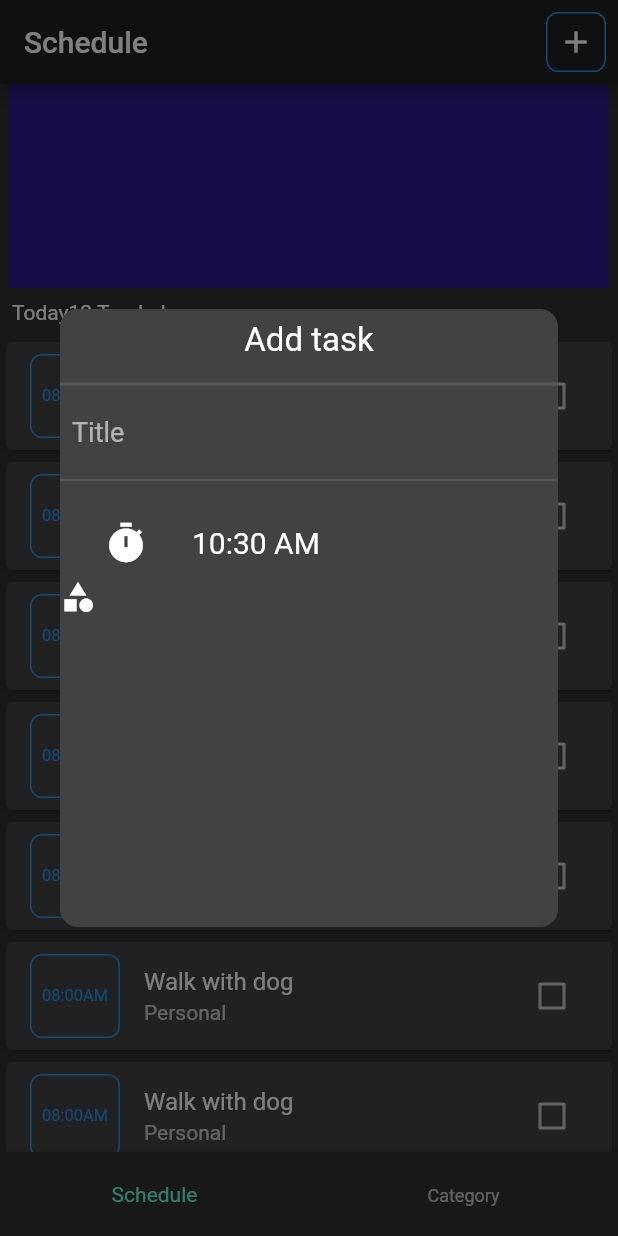
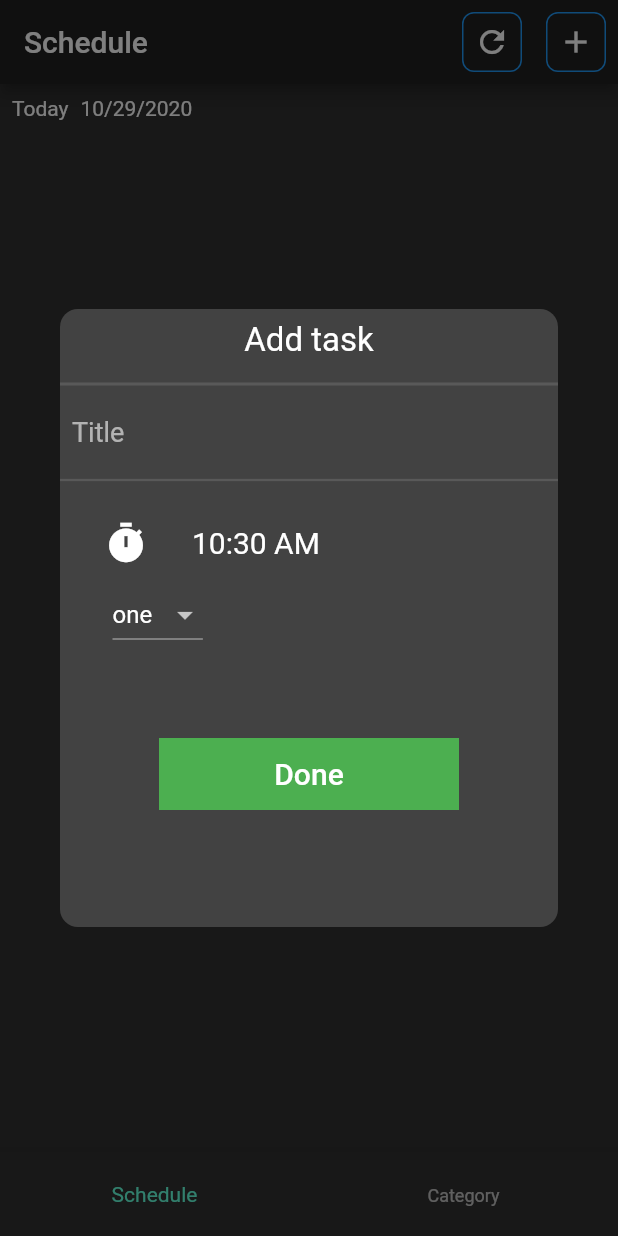
Before and after one commit to austinevick/todo-app, a Flutter app: the screen it shows after launch, after a tap on the "add" icon, on a phone screen of 412 x 824 dp. Run offline on Flutter 3.47's test engine with Material 2 defaults, Android fonts, the phone set to English and light mode, and no system bars; drawn by our look-alikes of liquid_pull_to_refresh; our stand-ins replace sqflite, table_calendar; missing offline and left inert: random_color; accounts and stored records are empty.

Commit message:
updated home screen

```diff
--- a/lib/database/task_database.dart
+++ b/lib/database/task_database.dart
@@ -11,6 +11,7 @@ class TaskDatabaseHelper {
   static const String TABLE = 'task';
   static const String DATE = 'date';
   static const String CATEGORIES = 'categories';
+  static const String COMPLETED = 'completed';
   static const String DB_NAME = 'task.db';
 
   Future<Database> get db async {
@@ -29,7 +30,7 @@ class TaskDatabaseHelper {
 
   createDatabase(Database db, int version) async {
     await db.execute(
-        'CREATE TABLE $TABLE ($ID INTEGER PRIMARY KEY, $TITLE TEXT, $CATEGORIES TEXT,$DATE TEXT)');
+        'CREATE TABLE $TABLE ($ID INTEGER PRIMARY KEY, $TITLE TEXT, $CATEGORIES TEXT,$DATE TEXT, $COMPLETED INTEGER)');
   }
 
   Future<Task> saveTask(Task task) async {
@@ -45,7 +46,7 @@ class TaskDatabaseHelper {
     var dbClient = await db;
     List<Map> maps = await dbClient.query(
       TABLE,
-      columns: [ID, TITLE, DATE, CATEGORIES],
+      columns: [ID, TITLE, DATE, CATEGORIES, COMPLETED],
     );
     List<Task> taskList = [];
     if (maps != null) {
--- a/lib/models/task.dart
+++ b/lib/models/task.dart
@@ -20,7 +20,7 @@ class Task {
         title: map['title'],
         date: map['date'],
         categories: map['categories'],
-        complete: map['complete']);
+        complete: map['completed']);
   }
 
   Map<String, dynamic> toMap() {
@@ -29,7 +29,7 @@ class Task {
       'title': this.title,
       'categories': this.categories,
       'date': this.date,
-      'complete': this.complete
+      'completed': this.complete
     };
   }
 
--- a/lib/provider/task_provider.dart
+++ b/lib/provider/task_provider.dart
@@ -5,16 +5,18 @@ import 'package:todo_app/models/task.dart';
 
 class TaskProvider extends ChangeNotifier {
   final TaskDatabaseHelper databaseHelper = new TaskDatabaseHelper();
-  List<Task> _taskList = [];
-  List<Task> get taskList => _taskList;
+  List<Task> taskList = [];
+
+  fetchTask() {
+    Future<List<Task>> tasks = databaseHelper.getTasks();
+    tasks.then((task) {
+      taskList = task;
+      notifyListeners();
+    });
+  }
 
   void addTask(Task task) {
     databaseHelper.saveTask(task);
     notifyListeners();
   }
-
-  void getTask() {
-    databaseHelper.getTasks();
-    notifyListeners();
-  }
 }
--- a/lib/screens/add_task_screen.dart
+++ b/lib/screens/add_task_screen.dart
@@ -1,4 +1,7 @@
 import 'package:flutter/material.dart';
+import 'package:provider/provider.dart';
+import 'package:todo_app/models/task.dart';
+import 'package:todo_app/provider/task_provider.dart';
 
 class AddTaskScreen extends StatefulWidget {
   @override
@@ -8,6 +11,8 @@ class AddTaskScreen extends StatefulWidget {
 class _AddTaskScreenState extends State<AddTaskScreen> {
   final titleController = new TextEditingController();
   var currentTime = TimeOfDay.now();
+  var items = ['one', 'two', 'three'];
+  String initialValue = 'one';
   @override
   Widget build(BuildContext context) {
     return Dialog(
@@ -16,7 +21,8 @@ class _AddTaskScreenState extends State<AddTaskScreen> {
         borderRadius: BorderRadius.circular(12),
       ),
       elevation: 0,
-      child: Container(
+      child: Consumer<TaskProvider>(
+        builder: (context, tasks, child) => Container(
           height: MediaQuery.of(context).size.height / 2,
           child: SingleChildScrollView(
             child: Column(
@@ -79,16 +85,50 @@ class _AddTaskScreenState extends State<AddTaskScreen> {
                     ),
                   ],
                 ),
-              Row(
-                children: [Icon(Icons.category)],
+                Padding(
+                  padding: const EdgeInsets.only(left: 35),
+                  child: Align(
+                    alignment: Alignment.centerLeft,
+                    child: DropdownButton(
+                        value: initialValue,
+                        items: items
+                            .map((e) =>
+                                DropdownMenuItem(value: e, child: Text(e)))
+                            .toList(),
+                        onChanged: (value) {
+                          setState(() => initialValue = value);
+                        }),
+                  ),
+                ),
+                SizedBox(
+                  height: 50,
                 ),
                 ButtonBar(
                   buttonHeight: 45,
                   buttonMinWidth: 115,
                   alignment: MainAxisAlignment.spaceEvenly,
-                children: <Widget>[],
+                  children: <Widget>[
+                    Container(
+                        color: Colors.green,
+                        width: 200,
+                        child: FlatButton(
+                            onPressed: () {
+                              Navigator.of(context).pop();
+                              Task task = new Task(
+                                  title: titleController.text,
+                                  date: currentTime.format(context).toString());
+                              task.complete = 0;
+                              tasks.addTask(task);
+                              print(task);
+                            },
+                            child: Text(
+                              'Done',
+                              style: TextStyle(fontSize: 20),
+                            )))
+                  ],
                 ),
               ],
+            ),
           ),
         ),
       ),
--- a/lib/screens/home_screen.dart
+++ b/lib/screens/home_screen.dart
@@ -1,17 +1,33 @@
 import 'package:flutter/material.dart';
+import 'package:intl/intl.dart';
+import 'package:liquid_pull_to_refresh/liquid_pull_to_refresh.dart';
+import 'package:provider/provider.dart';
 import 'package:table_calendar/table_calendar.dart';
+import 'package:todo_app/provider/task_provider.dart';
 import 'package:todo_app/screens/add_task_screen.dart';
 import 'package:todo_app/widgets/add_button.dart';
 
-class HomeScreen extends StatelessWidget {
+class HomeScreen extends StatefulWidget {
+  @override
+  _HomeScreenState createState() => _HomeScreenState();
+}
+
+class _HomeScreenState extends State<HomeScreen> {
   final CalendarController calendarController = CalendarController();
+  @override
+  void initState() {
+    Provider.of<TaskProvider>(context, listen: false).fetchTask();
+    super.initState();
+  }
 
   @override
   Widget build(BuildContext context) {
     return Scaffold(
       appBar: AppBar(
         actions: [
+          AddButton(icon: Icons.refresh, onTap: () {}),
           AddButton(
+            icon: Icons.add,
             onTap: () => openCustomDialog(
               context: context,
               child: AddTaskScreen(),
@@ -20,34 +36,40 @@ class HomeScreen extends StatelessWidget {
         ],
         title: Text('Schedule'),
       ),
-      body: Column(
+      body: Consumer<TaskProvider>(
+        builder: (context, tasksProvider, child) => Column(
           children: [
-          Expanded(
-            flex: 1,
-            child: Container(
-              width: 400,
-              color: Color(0xff301d8f),
-              height: 120,
-            ),
-          ),
             Padding(
               padding: const EdgeInsets.all(8.0),
               child: Row(
                 children: [
                   Text('Today'),
-                Text('12 Tuedsday'),
+                  SizedBox(
+                    width: 8,
+                  ),
+                  Text(DateFormat.yMd().format(DateTime.now())),
                 ],
               ),
             ),
             Expanded(
                 flex: 4,
-              child: ListView.builder(itemBuilder: (
+                child: LiquidPullToRefresh(
+                  onRefresh: () {
+                    return Provider.of<TaskProvider>(
+                      context,
+                      listen: false,
+                    ).fetchTask();
+                  },
+                  child: ListView.builder(
+                      itemCount: tasksProvider.taskList.length,
+                      itemBuilder: (
                         context,
                         index,
                       ) {
+                        final task = tasksProvider.taskList[index];
                         return Card(
                           child: ListTile(
-                    title: Text('Walk with dog'),
+                            title: Text(task.title),
                             subtitle: Text('Personal'),
                             trailing: Checkbox(
                               onChanged: (value) {},
@@ -63,7 +85,7 @@ class HomeScreen extends StatelessWidget {
                                     color: Colors.blue,
                                   )),
                               child: Text(
-                        '08:00AM',
+                                task.date,
                                 style: TextStyle(
                                   fontSize: 11,
                                   color: Colors.blue,
@@ -72,8 +94,10 @@ class HomeScreen extends StatelessWidget {
                             ),
                           ),
                         );
-              }))
+                      }),
+                ))
           ],
+        ),
       ),
     );
   }
--- a/lib/widgets/add_button.dart
+++ b/lib/widgets/add_button.dart
@@ -2,8 +2,9 @@ import 'package:flutter/material.dart';
 
 class AddButton extends StatelessWidget {
   final Function onTap;
+  final IconData icon;
 
-  const AddButton({Key key, this.onTap}) : super(key: key);
+  const AddButton({Key key, this.icon, this.onTap}) : super(key: key);
   @override
   Widget build(BuildContext context) {
     return GestureDetector(
@@ -19,7 +20,7 @@ class AddButton extends StatelessWidget {
                 border: Border.all(
                   color: Colors.blue,
                 )),
-            child: Icon(Icons.add)),
+            child: Icon(icon)),
       ),
     );
   }
--- a/pubspec.yaml
+++ b/pubspec.yaml
@@ -36,8 +36,8 @@ dependencies:
   flutter_local_notifications:
   shared_preferences:
   table_calendar:
-  calendar_timeline:
   random_color:
+  liquid_pull_to_refresh:
 
 
 
```
Also changed, not shown: pubspec.lock, 1 other file. Lines whose indentation alone changed are shown as unchanged.
